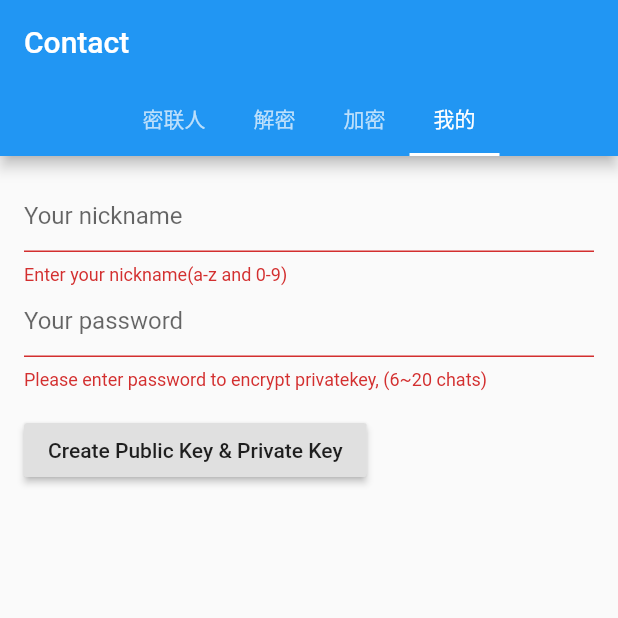
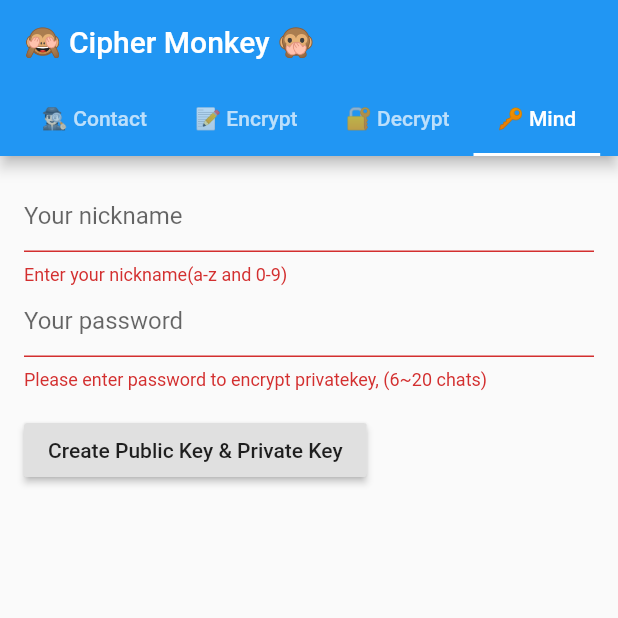
Before and after one commit to Frederic-Zhou/ciphermonkey, a Flutter app: the screen it shows after launch, tab 4 chosen, after a tap on "Create Public Key & Private Key", on a phone screen of 412 x 824 dp, the top half of it. Run offline on Flutter 3.47's test engine with Material 2 defaults, Android fonts, the phone set to English and light mode, and no system bars; our stand-ins replace sqflite, toast; missing offline and left inert: asn1lib, encrypt, pointycastle; accounts and stored records are empty.

Commit message:
调整样式

```diff
--- a/lib/main.dart
+++ b/lib/main.dart
@@ -35,10 +35,11 @@ void main() async {
 
   // print(r);
 
-  print(md5String("hello"));
-  var pt = combinPublicText("1", "2", "3");
-  print(pt);
-  print(discombinPublicText(pt));
+  // print(md5String("hello"));
+  // var pt = combinPublicText("1", "2", "3");
+  // print(pt);
+  // print(discombinPublicText(pt));
+
   await DB.openDB();
   runApp(MyApp());
 }
@@ -49,11 +50,11 @@ class MyApp extends StatelessWidget {
   @override
   Widget build(BuildContext context) {
     return MaterialApp(
-      title: 'Contact',
+      title: 'Cipher Monkey',
       theme: ThemeData(
         primarySwatch: Colors.blue,
       ),
-      home: MyHomePage(title: 'Contact'),
+      home: MyHomePage(title: '🙈 Cipher Monkey 🙊'),
       debugShowCheckedModeBanner: false,
     );
   }
--- a/lib/model.dart
+++ b/lib/model.dart
@@ -31,10 +31,10 @@ class DB {
 
   //查询键列表
   static Future<List<CMKey>> queryKeys(
-      {String id = "",
-      String name = "",
-      String addtime = "",
-      String type = ""}) async {
+      {String id: "",
+      String name: "",
+      String addtime: "",
+      String type: ""}) async {
     List<String> whereList = [];
     List<String> whereArgList = [];
     if (id != "") {
--- a/lib/myHomePage.dart
+++ b/lib/myHomePage.dart
@@ -32,22 +32,22 @@ class _MyHomePageState extends State<MyHomePage> {
               isScrollable: true,
               tabs: [
                 Tab(
-                  text: "密联人",
+                  text: "🕵🏻‍♂️ Contact",
                 ),
                 Tab(
-                  text: "解密",
+                  text: "📝 Encrypt",
                 ),
                 Tab(
-                  text: "加密",
+                  text: "🔐 Decrypt",
                 ),
                 Tab(
-                  text: "我的",
+                  text: "🔑 Mind",
                 )
               ],
             ),
           ),
           body: TabBarView(
-            children: [ContactView(), DecryptView(), EncryptView(), MindView()],
+            children: [ContactView(), EncryptView(), DecryptView(), MindView()],
           ) // This trailing comma makes auto-formatting nicer for build methods.
           ),
     );
--- a/lib/tabviews/contactView.dart
+++ b/lib/tabviews/contactView.dart
@@ -1,4 +1,5 @@
 import 'package:flutter/material.dart';
+import 'package:ciphermonkey/model.dart';
 
 class ContactView extends StatefulWidget {
   ContactView({Key key, this.title}) : super(key: key);
@@ -10,28 +11,37 @@ class ContactView extends StatefulWidget {
 }
 
 class _ContactViewState extends State<ContactView> {
+  List<CMKey> pubkeys = [];
   @override
   void initState() {
     super.initState();
+    refresh();
+  }
 
-    setState(() {});
+  void refresh() {
+    Future<List<CMKey>> pubkeyFuture = DB.queryKeys(type: "public");
+
+    pubkeyFuture.then((keys) {
+      pubkeys = keys;
+      setState(() {});
+    });
   }
 
   @override
   Widget build(BuildContext context) {
     return ListView.builder(
       // Let the ListView know how many items it needs to build.
-      itemCount: 10,
+      itemCount: pubkeys.length,
       // Provide a builder function. This is where the magic happens.
       // Convert each item into a widget based on the type of item it is.
       itemBuilder: (context, index) {
-        final item = index.toString() + "item";
-
         return ListTile(
           title: Text(
-            item,
-            style: Theme.of(context).textTheme.headline,
+            "${pubkeys[index].name}",
+            style: Theme.of(context).textTheme.title,
           ),
+          subtitle: Text("${pubkeys[index].id}"),
+          leading: Text("${(index + 1).toString()}"),
         );
       },
     );
--- a/lib/tabviews/mindView.dart
+++ b/lib/tabviews/mindView.dart
@@ -32,14 +32,13 @@ class _MindViewState extends State<MindView> {
   }
 
   void refresh() {
-    Future<List<CMKey>> prikeyFuture =
-        DB.queryKeys(id: "", name: "", addtime: "", type: "private");
+    Future<List<CMKey>> prikeyFuture = DB.queryKeys(type: "private");
 
     prikeyFuture.then((prikeys) {
       hasKey = prikeys.length > 0;
       if (hasKey) {
         Future<List<CMKey>> pubkeyFuture = DB.queryKeys(
-            id: prikeys[0].id.substring(0, prikeys[0].id.indexOf("_")),
+            id: prikeys[0].id.substring(0, prikeys[0].id.indexOf(".")),
             name: "",
             addtime: "",
             type: "public");
@@ -127,7 +126,7 @@ class _MindViewState extends State<MindView> {
                               type: "public",
                               value: pubkey);
                           CMKey priCMkey = CMKey(
-                              id: id + "_private",
+                              id: "$id.private",
                               name: name,
                               addtime: DateTime.now().toIso8601String(),
                               type: "private",
```
